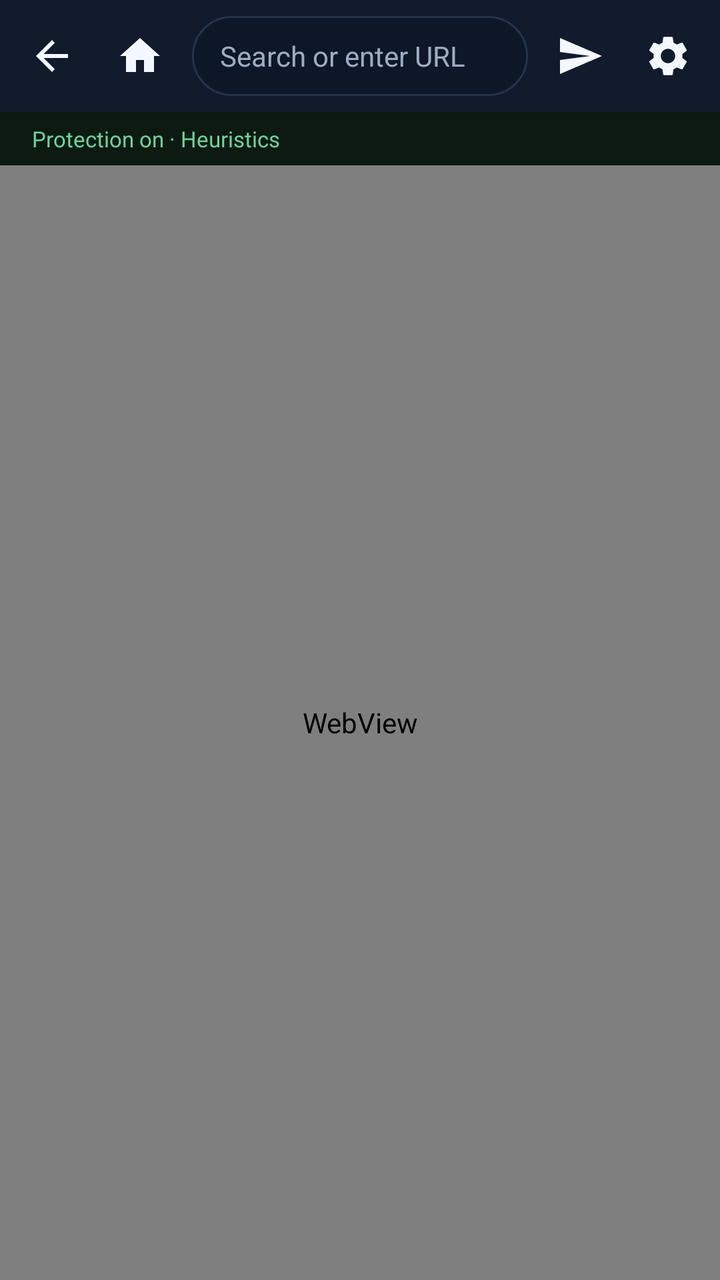
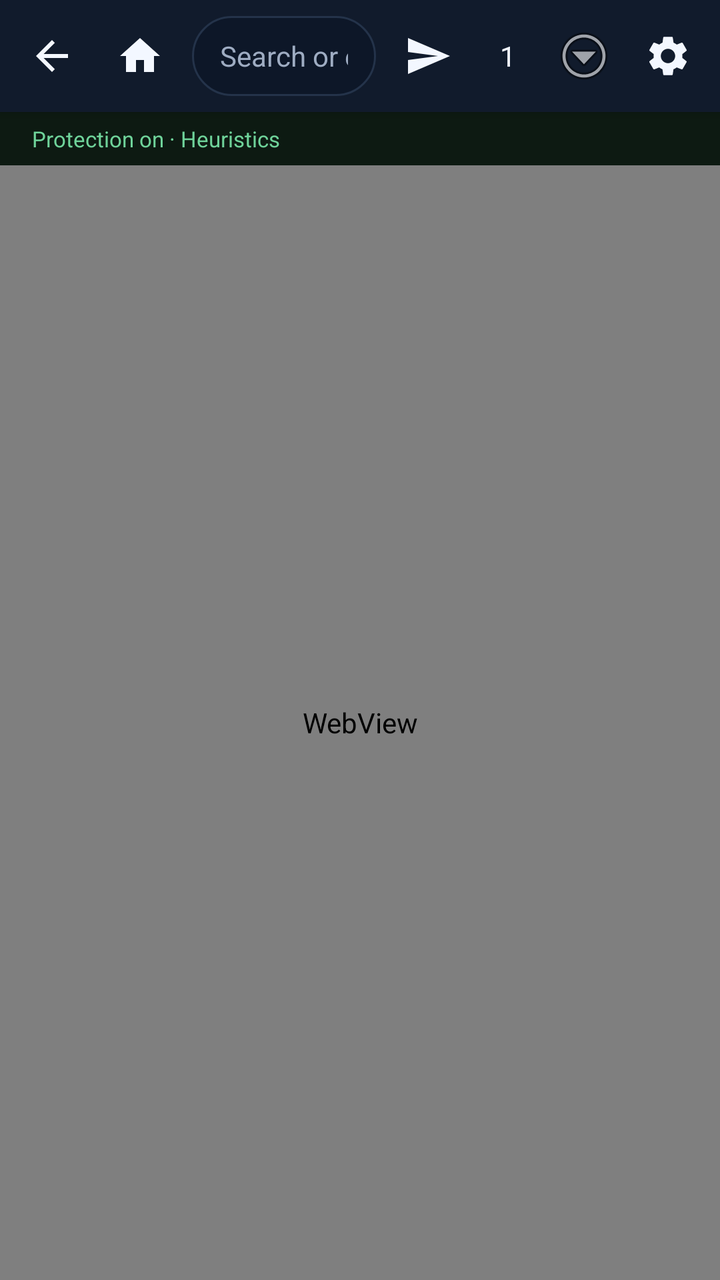

The first picture is an Android layout as it rendered before a commit; the second is the same layout after the commit. The layout source and the unified diff follow.
<!-- AndroidManifest.xml: application theme Theme.SafeView -->
<!-- res/layout/activity_main.xml -->
<?xml version="1.0" encoding="utf-8"?>
<LinearLayout xmlns:android="http://schemas.android.com/apk/res/android"
    android:layout_width="match_parent"
    android:layout_height="match_parent"
    android:orientation="vertical"
    android:background="@color/sv_bg">

    
    <LinearLayout
        android:layout_width="match_parent"
        android:layout_height="56dp"
        android:orientation="horizontal"
        android:gravity="center_vertical"
        android:paddingHorizontal="4dp"
        android:background="@color/sv_toolbar"
        android:elevation="4dp">

        <ImageButton
            android:id="@+id/btnBack"
            android:layout_width="44dp"
            android:layout_height="44dp"
            android:src="@drawable/ic_arrow_back"
            android:background="?attr/selectableItemBackgroundBorderless"
            android:contentDescription="@string/back"
            android:padding="10dp" />

        <ImageButton
            android:id="@+id/btnHome"
            android:layout_width="44dp"
            android:layout_height="44dp"
            android:src="@drawable/ic_home"
            android:background="?attr/selectableItemBackgroundBorderless"
            android:contentDescription="@string/home"
            android:padding="10dp" />

        <EditText
            android:id="@+id/urlBar"
            android:layout_width="0dp"
            android:layout_height="40dp"
            android:layout_weight="1"
            android:layout_marginHorizontal="4dp"
            android:background="@drawable/url_bar_bg"
            android:paddingHorizontal="14dp"
            android:textColor="@color/sv_text"
            android:textColorHint="@color/sv_muted"
            android:hint="@string/url_hint"
            android:inputType="textUri"
            android:imeOptions="actionGo"
            android:singleLine="true"
            android:textSize="14sp" />

        <ImageButton
            android:id="@+id/btnGo"
            android:layout_width="44dp"
            android:layout_height="44dp"
            android:src="@drawable/ic_send"
            android:background="?attr/selectableItemBackgroundBorderless"
            android:contentDescription="@string/go"
            android:padding="10dp" />

        <ImageButton
            android:id="@+id/btnSettings"
            android:layout_width="44dp"
            android:layout_height="44dp"
            android:src="@drawable/ic_settings"
            android:background="?attr/selectableItemBackgroundBorderless"
            android:contentDescription="@string/settings"
            android:padding="10dp" />
    </LinearLayout>

    
    <TextView
        android:id="@+id/statusChip"
        android:layout_width="match_parent"
        android:layout_height="wrap_content"
        android:paddingHorizontal="16dp"
        android:paddingVertical="6dp"
        android:text="Protection on · Heuristics"
        android:textColor="@color/sv_ok"
        android:textSize="11sp"
        android:background="#0D1A12" />

    <WebView
        android:id="@+id/webView"
        android:layout_width="match_parent"
        android:layout_height="0dp"
        android:layout_weight="1" />
</LinearLayout>
<!-- resources referenced by this layout -->
<resources>
  <color name="sv_bg">#0B1220</color>
  <color name="sv_muted">#9EACC2</color>
  <color name="sv_ok">#6FD39A</color>
  <color name="sv_text">#F3F7FF</color>
  <color name="sv_toolbar">#111B2C</color>
  <!-- drawable ic_arrow_back (drawable) -->
  <?xml version="1.0" encoding="utf-8"?>
  <vector xmlns:android="http://schemas.android.com/apk/res/android"
      android:width="24dp" android:height="24dp"
      android:viewportWidth="24" android:viewportHeight="24"
      android:tint="@color/sv_text">
      <path android:fillColor="@android:color/white"
          android:pathData="M20,11H7.83l5.59,-5.59L12,4l-8,8 8,8 1.41,-1.41L7.83,13H20v-2z"/>
  </vector>
  <!-- drawable ic_home (drawable) -->
  <?xml version="1.0" encoding="utf-8"?>
  <vector xmlns:android="http://schemas.android.com/apk/res/android"
      android:width="24dp" android:height="24dp"
      android:viewportWidth="24" android:viewportHeight="24"
      android:tint="@color/sv_text">
      <path android:fillColor="@android:color/white"
          android:pathData="M10,20v-6h4v6h5v-8h3L12,3 2,12h3v8z"/>
  </vector>
  <!-- drawable ic_send (drawable) -->
  <?xml version="1.0" encoding="utf-8"?>
  <vector xmlns:android="http://schemas.android.com/apk/res/android"
      android:width="24dp" android:height="24dp"
      android:viewportWidth="24" android:viewportHeight="24"
      android:tint="@color/sv_text">
      <path android:fillColor="@android:color/white"
          android:pathData="M2.01,21L23,12 2.01,3 2,10l15,2 -15,2z"/>
  </vector>
  <!-- drawable url_bar_bg (drawable) -->
  <?xml version="1.0" encoding="utf-8"?>
  <shape xmlns:android="http://schemas.android.com/apk/res/android"
      android:shape="rectangle">
      <solid android:color="@color/sv_input" />
      <corners android:radius="20dp" />
      <stroke android:width="1dp" android:color="@color/sv_line" />
  </shape>
  <string name="back">Back</string>
  <string name="go">Go</string>
  <string name="home">Home</string>
  <string name="settings">Settings</string>
  <string name="url_hint">Search or enter URL</string>
  <style name="Theme.SafeView" parent="Theme.Material3.Dark.NoActionBar">
          <item name="colorPrimary">@color/sv_accent</item>
          <item name="colorPrimaryDark">@color/sv_accent_dark</item>
          <item name="colorAccent">@color/sv_accent</item>
          <item name="android:statusBarColor">@color/sv_bg</item>
          <item name="android:navigationBarColor">@color/sv_bg</item>
          <item name="android:windowBackground">@color/sv_bg</item>
          <item name="android:colorBackground">@color/sv_bg</item>
          <item name="colorSurface">@color/sv_card</item>
          <item name="colorOnSurface">@color/sv_text</item>
          <item name="android:textColorPrimary">@color/sv_text</item>
          <item name="android:textColorSecondary">@color/sv_muted</item>
      </style>
  <color name="sv_input">#0D1728</color>
  <color name="sv_line">#24334A</color>
  <color name="sv_accent">#6EA8FF</color>
  <color name="sv_accent_dark">#4D8EF5</color>
  <color name="sv_card">#111B2C</color>
</resources>

<!-- the commit's change to res/layout/activity_main.xml (unified diff, before → after) -->
@@ -58,6 +58,26 @@
             android:contentDescription="@string/go"
             android:padding="10dp" />
 
+        <TextView
+            android:id="@+id/btnTabs"
+            android:layout_width="36dp"
+            android:layout_height="36dp"
+            android:gravity="center"
+            android:text="1"
+            android:textColor="@color/sv_text"
+            android:textSize="14sp"
+            android:background="?attr/selectableItemBackgroundBorderless"
+            android:contentDescription="Tabs" />
+
+        <ImageButton
+            android:id="@+id/btnMenu"
+            android:layout_width="40dp"
+            android:layout_height="44dp"
+            android:src="@android:drawable/ic_menu_more"
+            android:background="?attr/selectableItemBackgroundBorderless"
+            android:contentDescription="Browser menu"
+            android:padding="10dp" />
+
         <ImageButton
             android:id="@+id/btnSettings"
             android:layout_width="44dp"
